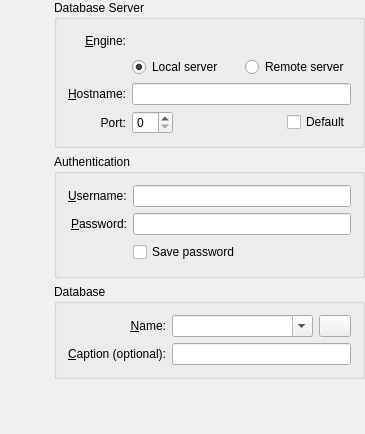
Above: src/widget/kexidbconnectionwidget.ui from KDE/kexi before the change. Below: the same form after it.
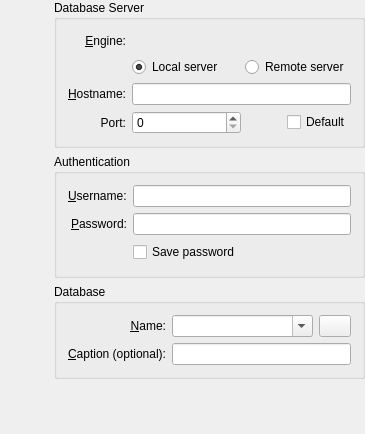
That is the form after the change. Custom widgets are drawn as their Qt base class.

Commit message:
DB connection widget: set make maximum value for port number to 0xFFFF, fix width
(otherwise port numbers > 99 cannot be entered)

```diff
--- a/src/widget/kexidbconnectionwidget.ui
+++ b/src/widget/kexidbconnectionwidget.ui
@@ -393,7 +393,17 @@
       <item row="3" column="1">
        <layout class="QHBoxLayout" name="horizontalLayout">
         <item>
-         <widget class="QSpinBox" name="customPortEdit"/>
+         <widget class="QSpinBox" name="customPortEdit">
+          <property name="sizePolicy">
+           <sizepolicy hsizetype="Minimum" vsizetype="Fixed">
+            <horstretch>1</horstretch>
+            <verstretch>0</verstretch>
+           </sizepolicy>
+          </property>
+          <property name="maximum">
+           <number>65535</number>
+          </property>
+         </widget>
         </item>
         <item>
          <spacer name="horizontalSpacer">
```
